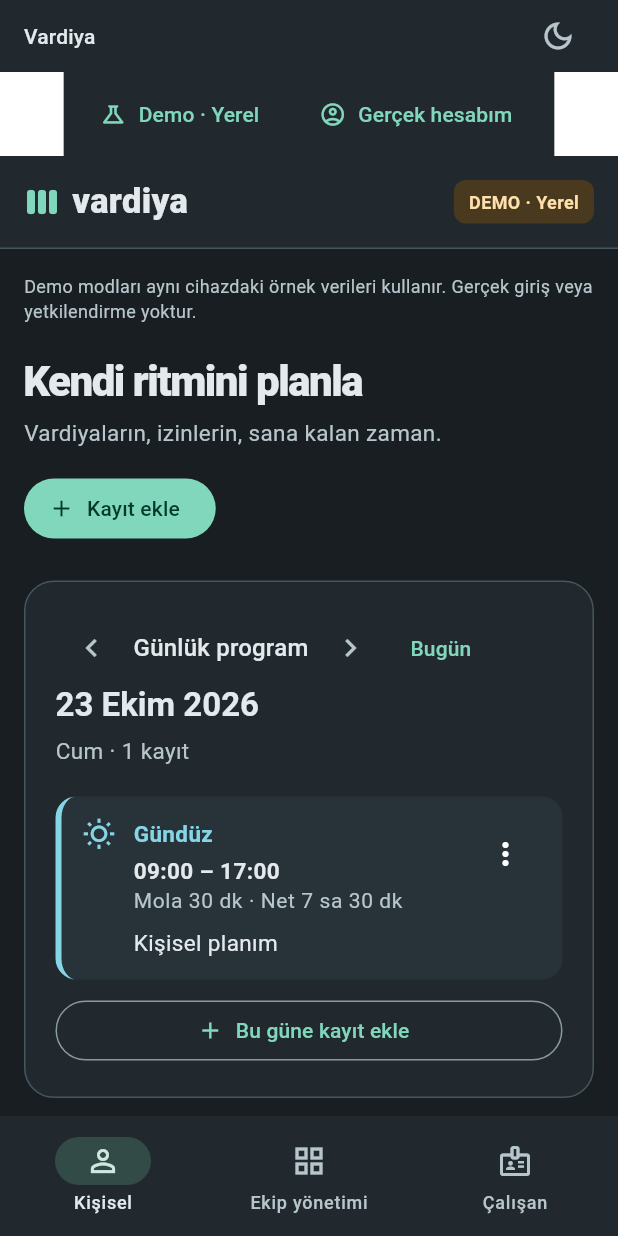
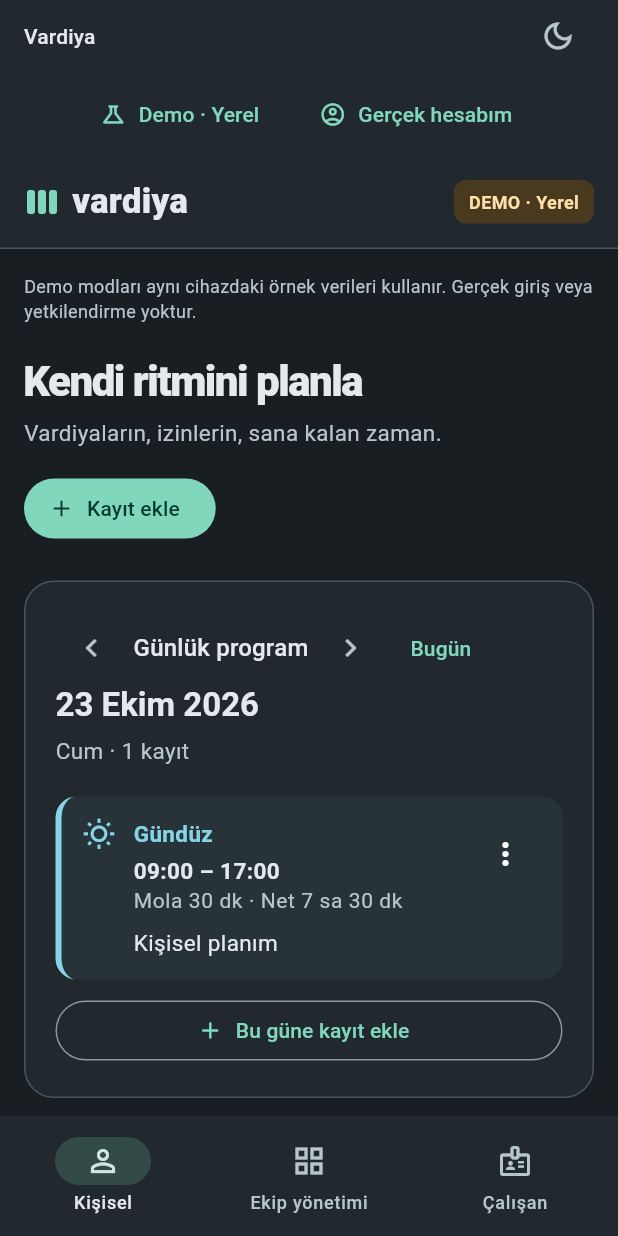
Before and after one commit to veles1010/vardiya, a Flutter app: the screen it shows after launch, on a phone screen of 412 x 824 dp. Run offline on Flutter 3.47's test engine with Material 3 defaults, Android fonts, the phone set to English and light mode, and no system bars; our stand-ins replace app_links, shared_preferences, supabase_flutter, web; accounts and stored records are empty.

Commit message:
Make workspace switcher background span the full width

```diff
--- a/lib/account/account_page.dart
+++ b/lib/account/account_page.dart
@@ -23,6 +23,7 @@ class _WorkspaceShellState extends State<WorkspaceShell> {
   Widget build(BuildContext context) => AnimatedBuilder(
     animation: widget.controller,
     builder: (context, _) => Column(
+      crossAxisAlignment: CrossAxisAlignment.stretch,
       children: [
         Material(
           color: Theme.of(context).colorScheme.surfaceContainerLow,
@@ -31,6 +32,7 @@ class _WorkspaceShellState extends State<WorkspaceShell> {
             child: Padding(
               padding: const EdgeInsets.symmetric(horizontal: 12, vertical: 4),
               child: Wrap(
+                alignment: WrapAlignment.center,
                 spacing: 12,
                 crossAxisAlignment: WrapCrossAlignment.center,
                 children: [
```
